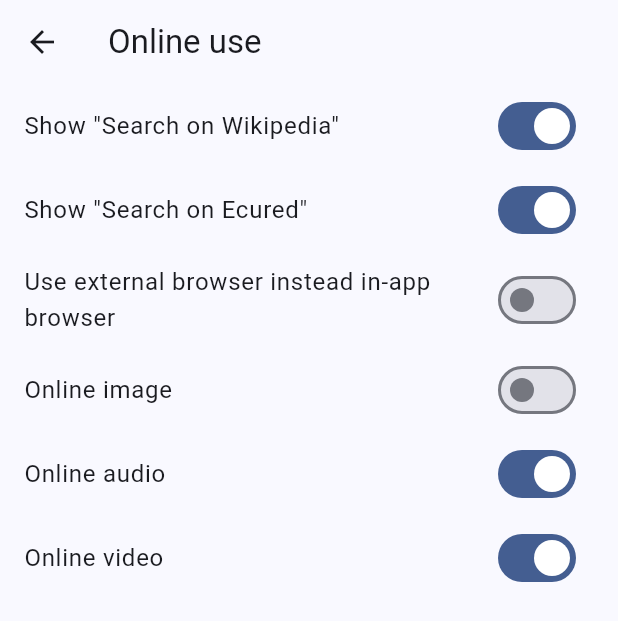
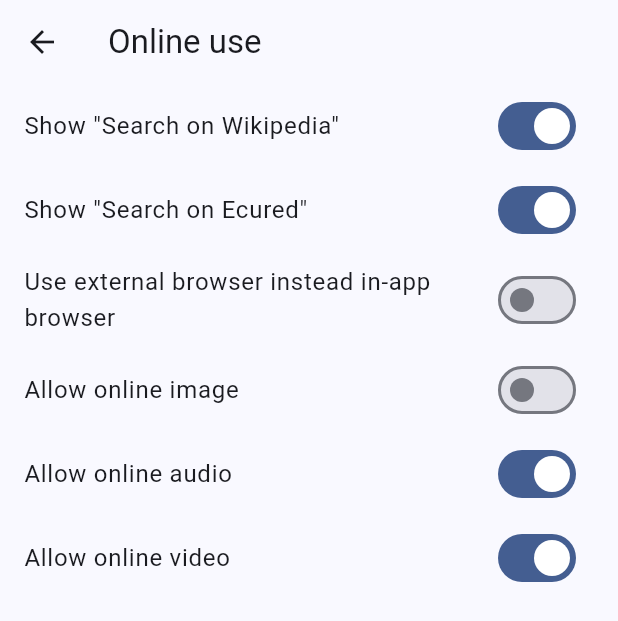
Before and after one commit to DamianAldair/guatini, a Flutter app: the SettingsPage screen opened directly, after a tap on "Online use", on a phone screen of 412 x 824 dp. Shown: the top 621 px of the screen. Run offline on Flutter 3.47's test engine with Material 2 defaults, Android fonts, the phone set to English and light mode, and no system bars; our stand-ins replace adaptive_theme, card_swiper, dio, flutter_native_splash, font_awesome_flutter, geolocator and 7 more; missing offline and left inert: dcdg, external_path, package_info_plus_platform_interface, qr_code_scanner, selectable, syncfusion_flutter_maps and 2 more; accounts and stored records are empty; generated files the repository leaves out were written again; statements that could not run were skipped.

Commit message:
Spell check and Online icon

```diff
--- a/lib/l10n/app_en.arb
+++ b/lib/l10n/app_en.arb
@@ -147,10 +147,10 @@
     "numberSeggestions": "Number of suggestions on Home",
     "ofde": "of",
     "ok": "Ok",
-    "onlineAudio": "Online audio",
-    "onlineImage": "Online image",
+    "onlineAudio": "Allow online audio",
+    "onlineImage": "Allow online image",
     "onlineUse": "Online use",
-    "onlineVideo": "Online video",
+    "onlineVideo": "Allow online video",
     "onlineUseText": "Use of información from internet",
     "others": "Others",
     "openQrReader": "Open QR reader",
--- a/lib/l10n/app_es.arb
+++ b/lib/l10n/app_es.arb
@@ -147,10 +147,10 @@
     "numberSeggestions": "Cantidad de sugerencias en Inicio",
     "ofde": "de",
     "ok": "Aceptar",
-    "onlineAudio": "Audio en línea",
-    "onlineImage": "Imagen en línea",
+    "onlineAudio": "Permitir audio en línea",
+    "onlineImage": "Permitir imagen en línea",
     "onlineUse": "Uso en línea",
-    "onlineVideo": "Video en línea",
+    "onlineVideo": "Permitir video en línea",
     "onlineUseText": "Uso de información desde internet",
     "openQrReader": "Abrir escaner QR",
     "others": "Otros",
--- a/lib/pages/settings_page.dart
+++ b/lib/pages/settings_page.dart
@@ -47,7 +47,7 @@
             ),
           ),
           ListTile(
-            leading: const Icon(Icons.open_in_new_rounded),
+            leading: const Icon(Icons.language_rounded),
             title: Text(AppLocalizations.of(context).onlineUse),
             subtitle: Text(AppLocalizations.of(context).onlineUseText),
             trailing: const Icon(Icons.chevron_right_rounded),
```
